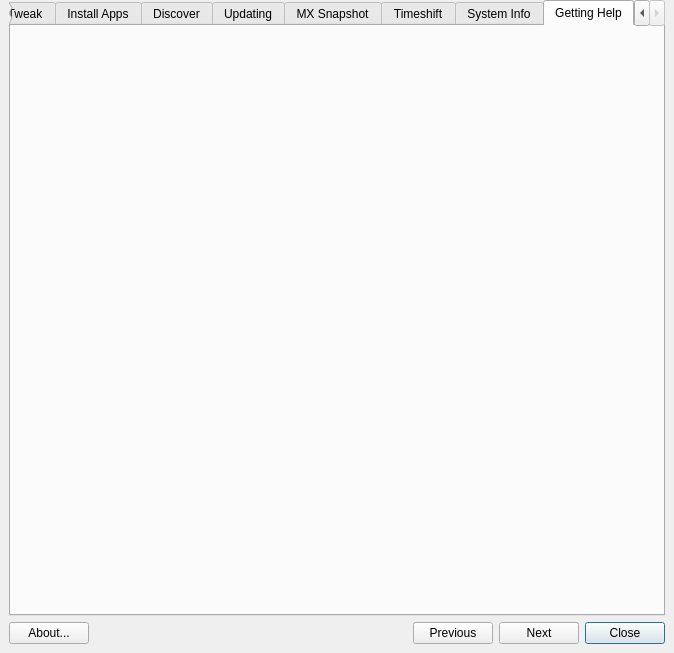
The window that mainwindow.ui (MX-Linux/mx-tour) describes before a commit, drawn with Qt 5.
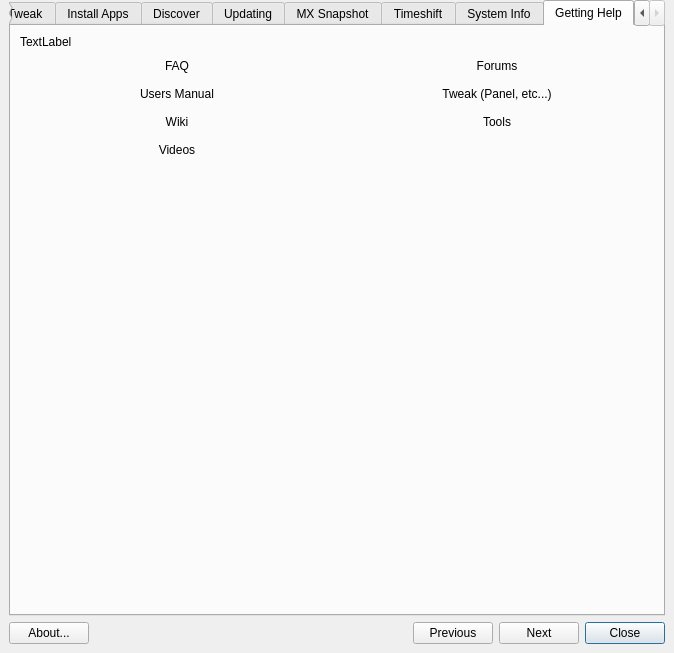
The same window after the commit. The open tabs and pages were chosen to show the change. Icons and pictures are not drawn. Custom widgets are drawn as their Qt base class.

Commit message: adding help buttons

```diff
--- a/mainwindow.ui
+++ b/mainwindow.ui
@@ -1017,6 +1017,234 @@
         <attribute name="title">
          <string>Getting Help</string>
         </attribute>
+        <layout class="QGridLayout" name="gridLayout_48">
+         <item row="0" column="0">
+          <layout class="QGridLayout" name="gridLayout_47">
+           <item row="1" column="1">
+            <widget class="FlatButton" name="buttonForum">
+             <property name="sizePolicy">
+              <sizepolicy hsizetype="Minimum" vsizetype="Fixed">
+               <horstretch>0</horstretch>
+               <verstretch>0</verstretch>
+              </sizepolicy>
+             </property>
+             <property name="focusPolicy">
+              <enum>Qt::NoFocus</enum>
+             </property>
+             <property name="text">
+              <string>Forums</string>
+             </property>
+             <property name="icon">
+              <iconset>
+               <normaloff>:/icons/forums.png</normaloff>:/icons/forums.png</iconset>
+             </property>
+             <property name="iconSize">
+              <size>
+               <width>42</width>
+               <height>42</height>
+              </size>
+             </property>
+             <property name="autoDefault">
+              <bool>true</bool>
+             </property>
+             <property name="flat">
+              <bool>true</bool>
+             </property>
+            </widget>
+           </item>
+           <item row="1" column="0">
+            <widget class="FlatButton" name="buttonFAQ">
+             <property name="focusPolicy">
+              <enum>Qt::NoFocus</enum>
+             </property>
+             <property name="text">
+              <string>FAQ</string>
+             </property>
+             <property name="iconSize">
+              <size>
+               <width>42</width>
+               <height>42</height>
+              </size>
+             </property>
+             <property name="autoDefault">
+              <bool>true</bool>
+             </property>
+             <property name="flat">
+              <bool>true</bool>
+             </property>
+            </widget>
+           </item>
+           <item row="7" column="0">
+            <spacer name="verticalSpacer">
+             <property name="orientation">
+              <enum>Qt::Vertical</enum>
+             </property>
+             <property name="sizeHint" stdset="0">
+              <size>
+               <width>20</width>
+               <height>40</height>
+              </size>
+             </property>
+            </spacer>
+           </item>
+           <item row="0" column="0">
+            <widget class="QLabel" name="label">
+             <property name="text">
+              <string>TextLabel</string>
+             </property>
+            </widget>
+           </item>
+           <item row="2" column="1">
+            <widget class="FlatButton" name="buttonFacebook">
+             <property name="focusPolicy">
+              <enum>Qt::NoFocus</enum>
+             </property>
+             <property name="text">
+              <string>Tweak (Panel, etc...)</string>
+             </property>
+             <property name="icon">
+              <iconset>
+               <normaloff>:/icons/mxwelcome-icon-panel-orient.png</normaloff>:/icons/mxwelcome-icon-panel-orient.png</iconset>
+             </property>
+             <property name="iconSize">
+              <size>
+               <width>42</width>
+               <height>42</height>
+              </size>
+             </property>
+             <property name="autoDefault">
+              <bool>true</bool>
+             </property>
+             <property name="flat">
+              <bool>true</bool>
+             </property>
+            </widget>
+           </item>
+           <item row="2" column="0">
+            <widget class="FlatButton" name="buttonManual">
+             <property name="sizePolicy">
+              <sizepolicy hsizetype="Minimum" vsizetype="Fixed">
+               <horstretch>0</horstretch>
+               <verstretch>0</verstretch>
+              </sizepolicy>
+             </property>
+             <property name="focusPolicy">
+              <enum>Qt::NoFocus</enum>
+             </property>
+             <property name="text">
+              <string>Users Manual</string>
+             </property>
+             <property name="icon">
+              <iconset>
+               <normaloff>:/icons/users-manual.png</normaloff>:/icons/users-manual.png</iconset>
+             </property>
+             <property name="iconSize">
+              <size>
+               <width>42</width>
+               <height>42</height>
+              </size>
+             </property>
+             <property name="autoDefault">
+              <bool>true</bool>
+             </property>
+             <property name="flat">
+              <bool>true</bool>
+             </property>
+            </widget>
+           </item>
+           <item row="3" column="0">
+            <widget class="FlatButton" name="buttonWiki">
+             <property name="sizePolicy">
+              <sizepolicy hsizetype="Minimum" vsizetype="Fixed">
+               <horstretch>0</horstretch>
+               <verstretch>0</verstretch>
+              </sizepolicy>
+             </property>
+             <property name="focusPolicy">
+              <enum>Qt::NoFocus</enum>
+             </property>
+             <property name="text">
+              <string>Wiki</string>
+             </property>
+             <property name="icon">
+              <iconset>
+               <normaloff>:/icons/wiki.png</normaloff>:/icons/wiki.png</iconset>
+             </property>
+             <property name="iconSize">
+              <size>
+               <width>42</width>
+               <height>42</height>
+              </size>
+             </property>
+             <property name="autoDefault">
+              <bool>true</bool>
+             </property>
+             <property name="flat">
+              <bool>true</bool>
+             </property>
+            </widget>
+           </item>
+           <item row="5" column="0">
+            <widget class="FlatButton" name="buttonVideo">
+             <property name="sizePolicy">
+              <sizepolicy hsizetype="Minimum" vsizetype="Fixed">
+               <horstretch>0</horstretch>
+               <verstretch>0</verstretch>
+              </sizepolicy>
+             </property>
+             <property name="focusPolicy">
+              <enum>Qt::NoFocus</enum>
+             </property>
+             <property name="text">
+              <string>Videos</string>
+             </property>
+             <property name="icon">
+              <iconset>
+               <normaloff>:/icons/videos.png</normaloff>:/icons/videos.png</iconset>
+             </property>
+             <property name="iconSize">
+              <size>
+               <width>42</width>
+               <height>42</height>
+              </size>
+             </property>
+             <property name="autoDefault">
+              <bool>true</bool>
+             </property>
+             <property name="flat">
+              <bool>true</bool>
+             </property>
+            </widget>
+           </item>
+           <item row="3" column="1">
+            <widget class="FlatButton" name="buttonReddit">
+             <property name="focusPolicy">
+              <enum>Qt::NoFocus</enum>
+             </property>
+             <property name="text">
+              <string>Tools</string>
+             </property>
+             <property name="icon">
+              <iconset>
+               <normaloff>:/icons/tools.png</normaloff>:/icons/tools.png</iconset>
+             </property>
+             <property name="iconSize">
+              <size>
+               <width>42</width>
+               <height>42</height>
+              </size>
+             </property>
+             <property name="autoDefault">
+              <bool>true</bool>
+             </property>
+             <property name="flat">
+              <bool>true</bool>
+             </property>
+            </widget>
+           </item>
+          </layout>
+         </item>
+        </layout>
        </widget>
       </widget>
      </item>
@@ -1024,6 +1252,13 @@
    </item>
   </layout>
  </widget>
+ <customwidgets>
+  <customwidget>
+   <class>FlatButton</class>
+   <extends>QPushButton</extends>
+   <header>flatbutton.h</header>
+  </customwidget>
+ </customwidgets>
  <resources/>
  <connections/>
 </ui>
```
Left out of the diff: 2 changed lines with no effect on the pictures. The commit also changes 2 other files.
